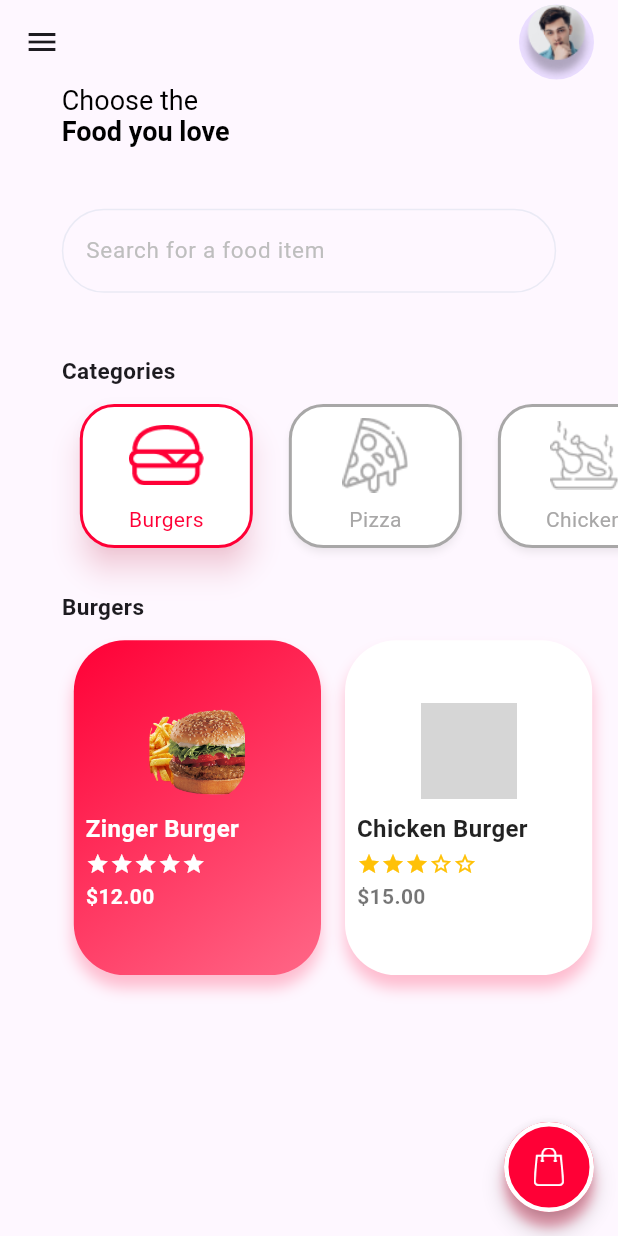
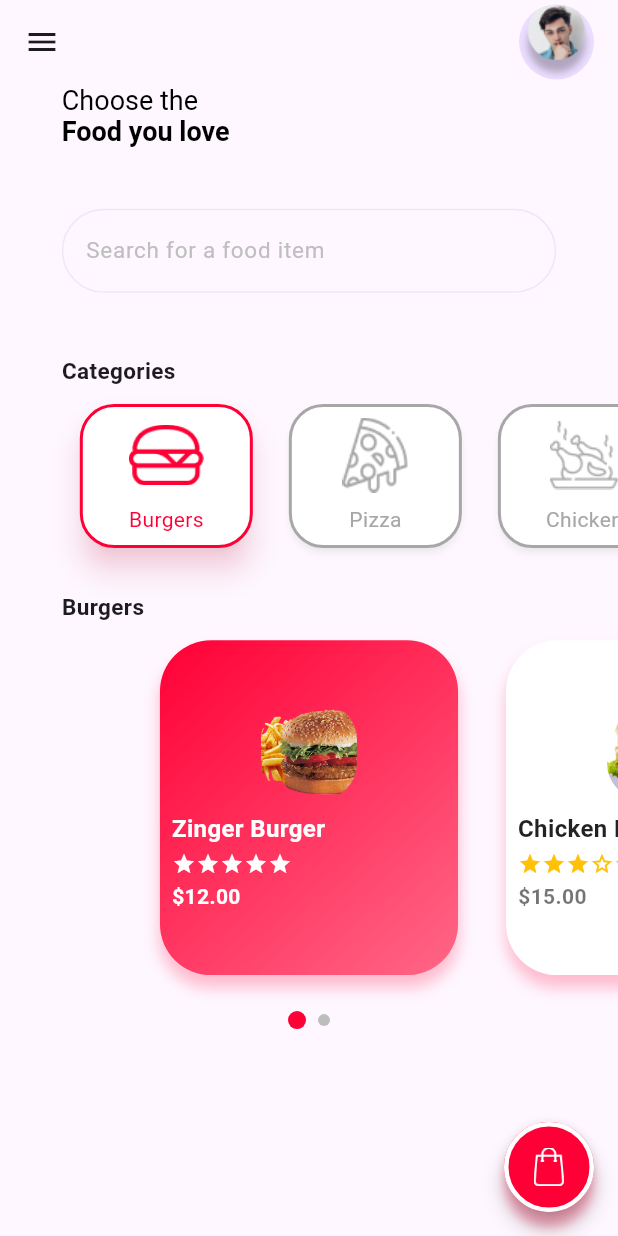
Before and after one commit to Flutter-13Aprill/Foodora-App-UI, a Flutter app: the screen it shows after launch, after a tap on "Login", on a phone screen of 412 x 824 dp. Run offline on Flutter 3.47's test engine with Material 3 defaults, Android fonts, the phone set to English and light mode, and no system bars; grey boxes are pictures that could not be loaded.

Commit message:
Made a few changes

```diff
--- a/lib/CustomWidgets/HomeScreen/foods.dart
+++ b/lib/CustomWidgets/HomeScreen/foods.dart
@@ -10,7 +10,8 @@ class Foods extends StatefulWidget {
 }
 
 class _FoodsState extends State<Foods> {
-  int selectedIndex = 0;
+  final PageController _pageController = PageController(viewportFraction: 0.7);
+  int _currentPage = 0;
 
   final List<Map<String, dynamic>> categoryData = [
     {
@@ -20,8 +21,7 @@ class _FoodsState extends State<Foods> {
       'price': 12.0,
     },
     {
-      'image':
-          '/Users/solym/src/projects/may3rd/Foodora-App-UI/assets/images/chickenBurger.png',
+      'image': 'assets/images/chickenBurger.png',
       'title': 'Chicken Burger',
       'rating': 3.0,
       'price': 15.0,
@@ -29,33 +29,79 @@ class _FoodsState extends State<Foods> {
   ];
 
   @override
+  void initState() {
+    super.initState();
+    _pageController.addListener(() {
+      final page = _pageController.page?.round() ?? 0;
+      if (page != _currentPage) {
+        setState(() {
+          _currentPage = page;
+        });
+      }
+    });
+  }
+
+  @override
+  void dispose() {
+    _pageController.dispose();
+    super.dispose();
+  }
+
+  @override
   Widget build(BuildContext context) {
-    return SizedBox(
+    return Column(
+      children: [
+        SizedBox(
           height: context.screenHeight * 0.3,
-      child: ListView.builder(
+          child: PageView.builder(
             clipBehavior: Clip.none,
-        scrollDirection: Axis.horizontal,
+            controller: _pageController,
             itemCount: categoryData.length,
             itemBuilder: (context, index) {
               final item = categoryData[index];
-
-          return InkWell(
+              return Padding(
+                padding: const EdgeInsets.symmetric(horizontal: 8.0),
+                child: InkWell(
                   borderRadius: BorderRadius.circular(34),
-            onTap: () {
-              setState(() {
-                selectedIndex = index;
-              });
-            },
+                  onTap:
+                      () => _pageController.animateToPage(
+                        index,
+                        duration: const Duration(milliseconds: 300),
+                        curve: Curves.easeInOut,
+                      ),
                   child: FoodCard(
                     imagePath: item['image'] as String,
                     title: item['title'] as String,
                     rating: item['rating'] as double,
                     price: item['price'] as double,
-              isSelected: selectedIndex == index,
+                    isSelected: _currentPage == index,
+                  ),
                 ),
               );
             },
           ),
+        ),
+        const SizedBox(height: 12),
+        Row(
+          mainAxisAlignment: MainAxisAlignment.center,
+          children: List.generate(categoryData.length, (index) {
+            final isActive = index == _currentPage;
+            return AnimatedContainer(
+              duration: const Duration(milliseconds: 300),
+              margin: const EdgeInsets.symmetric(horizontal: 4),
+              width: isActive ? 12 : 8,
+              height: isActive ? 12 : 8,
+              decoration: BoxDecoration(
+                color:
+                    isActive
+                        ? const Color.fromRGBO(255, 0, 54, 1)
+                        : Colors.grey[400],
+                shape: BoxShape.circle,
+              ),
+            );
+          }),
+        ),
+      ],
     );
   }
 }
```
Lines whose indentation alone changed are shown as unchanged.
